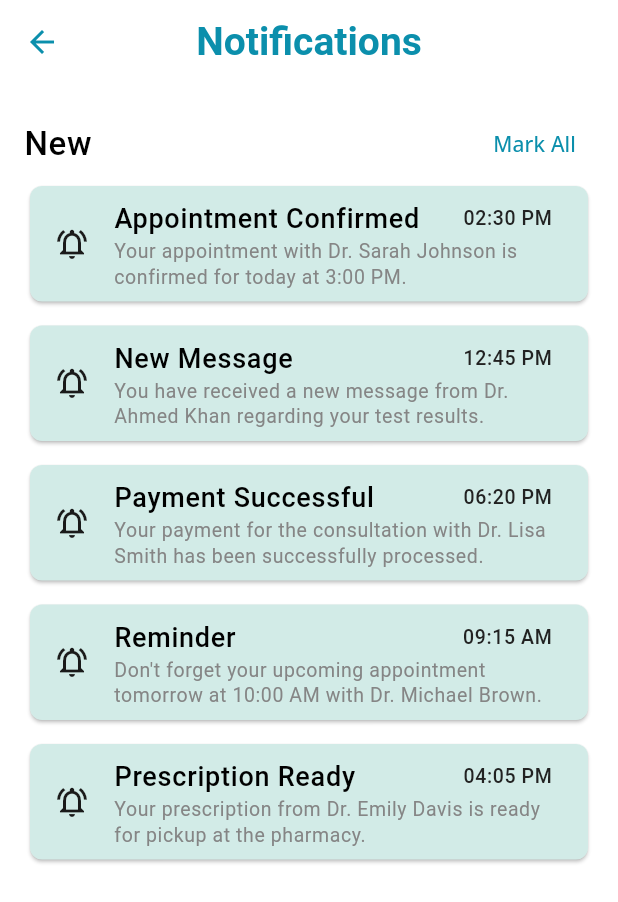
After one commit to Shougotmollik/DocLink, a Flutter app: the NotificationScreen screen opened by its route, on a phone screen of 412 x 824 dp. The commit adds this screen. Shown: the top 902 px of the screen. Run offline on Flutter 3.47's test engine with Material 3 defaults, Android fonts, the light colour scheme and no system bars; our stand-ins replace carousel_slider, flutter_svg, get, google_fonts.

Commit message:
- design Notifications screen

```diff
--- a/lib/controller_binder.dart
+++ b/lib/controller_binder.dart
@@ -2,6 +2,7 @@ import 'package:doclink/controllers/auth_controller.dart';
 import 'package:doclink/controllers/doctor_appointment_controller.dart';
 import 'package:doclink/controllers/home_controller.dart';
 import 'package:doclink/controllers/nav_bar_controller.dart';
+import 'package:doclink/controllers/notification_controller.dart';
 import 'package:doclink/controllers/payment_controller.dart';
 import 'package:doclink/controllers/profile_controller.dart';
 import 'package:get/get.dart';
@@ -17,5 +18,6 @@ class ControllerBinder extends Bindings {
       () => DoctorAppointmentController(),
     );
     Get.lazyPut<PaymentController>(() => PaymentController());
+    Get.lazyPut<NotificationController>(() => NotificationController());
   }
 }
--- /dev/null
+++ b/lib/controllers/notification_controller.dart
@@ -0,0 +1,37 @@
+import 'package:doclink/views/notifications/model/notification_model.dart';
+import 'package:get/get.dart';
+
+class NotificationController extends GetxController {
+  final List<NotificationModel> notifications = [
+    NotificationModel(
+      title: "Appointment Confirmed",
+      message:
+          "Your appointment with Dr. Sarah Johnson is confirmed for today at 3:00 PM.",
+      createdAt: "02:30 PM",
+    ),
+    NotificationModel(
+      title: "New Message",
+      message:
+          "You have received a new message from Dr. Ahmed Khan regarding your test results.",
+      createdAt: "12:45 PM",
+    ),
+    NotificationModel(
+      title: "Payment Successful",
+      message:
+          "Your payment for the consultation with Dr. Lisa Smith has been successfully processed.",
+      createdAt: "06:20 PM",
+    ),
+    NotificationModel(
+      title: "Reminder",
+      message:
+          "Don't forget your upcoming appointment tomorrow at 10:00 AM with Dr. Michael Brown.",
+      createdAt: "09:15 AM",
+    ),
+    NotificationModel(
+      title: "Prescription Ready",
+      message:
+          "Your prescription from Dr. Emily Davis is ready for pickup at the pharmacy.",
+      createdAt: "04:05 PM",
+    ),
+  ];
+}
--- a/lib/routes/app_routes.dart
+++ b/lib/routes/app_routes.dart
@@ -9,6 +9,7 @@ import 'package:doclink/views/auth/splash_screen.dart';
 import 'package:doclink/views/home/doctor_details_list.dart';
 import 'package:doclink/views/home/doctor_list_screen.dart';
 import 'package:doclink/views/main_nav_bar/main_nav_bar_screen.dart';
+import 'package:doclink/views/notifications/notification_screen.dart';
 import 'package:doclink/views/payment/payment_method_screen.dart';
 import 'package:get/get.dart';
 
@@ -30,6 +31,12 @@ class AppRoutes {
     GetPage(
       name: RouteNames.mainNavBarScreen,
       page: () => const MainNavBarScreen(),
+      transition: Transition.fadeIn,
+      binding: ControllerBinder(),
+    ),
+    GetPage(
+      name: RouteNames.notificationScreen,
+      page: () => const NotificationScreen(),
       transition: Transition.fadeIn,
       binding: ControllerBinder(),
     ),
--- a/lib/routes/route_names.dart
+++ b/lib/routes/route_names.dart
@@ -4,6 +4,7 @@ class RouteNames {
   static String signUpScreen = '/signUpScreen';
 
   static String mainNavBarScreen = '/mainNavBarScreen';
+  static String notificationScreen = '/notificationScreen';
   static String doctorListScreen = '/doctorListScreen';
   static String appointmentScreen = '/appointmentScreen';
   static String doctorDetailScreen = '/doctorDetailScreen';
--- a/lib/views/home/widgets/custom_home_app_bar.dart
+++ b/lib/views/home/widgets/custom_home_app_bar.dart
@@ -1,6 +1,8 @@
+import 'package:doclink/routes/route_names.dart';
 import 'package:doclink/utils/app_assets.dart';
 import 'package:doclink/widgets/custom_circle_avatar.dart';
 import 'package:flutter/material.dart';
+import 'package:get/get.dart';
 
 class CustomHomeAppBar extends StatelessWidget implements PreferredSizeWidget {
   const CustomHomeAppBar({super.key});
@@ -21,7 +23,9 @@ class CustomHomeAppBar extends StatelessWidget implements PreferredSizeWidget {
         subtitle: const Text('Shougot Mollik'),
         subtitleTextStyle: textTheme.bodyLarge?.copyWith(fontSize: 18),
         trailing: IconButton(
-          onPressed: () {},
+          onPressed: () {
+            Get.toNamed(RouteNames.notificationScreen);
+          },
           icon: const Icon(Icons.notifications_none_outlined),
         ),
       ),
--- /dev/null
+++ b/lib/views/notifications/model/notification_model.dart
@@ -0,0 +1,11 @@
+class NotificationModel {
+  final String title;
+  final String message;
+  final String createdAt;
+
+  NotificationModel({
+    required this.title,
+    required this.message,
+    required this.createdAt,
+  });
+}
--- /dev/null
+++ b/lib/views/notifications/notification_screen.dart
@@ -0,0 +1,43 @@
+import 'package:doclink/controllers/notification_controller.dart';
+import 'package:doclink/views/notifications/widgets/notification_card.dart';
+import 'package:doclink/widgets/custom_app_bar.dart';
+import 'package:flutter/material.dart';
+import 'package:get/get.dart';
+
+class NotificationScreen extends StatelessWidget {
+  const NotificationScreen({super.key});
+
+  @override
+  Widget build(BuildContext context) {
+    final NotificationController controller =
+        Get.find<NotificationController>();
+    final textTheme = Theme.of(context).textTheme;
+    return Scaffold(
+      appBar: const CustomAppBar(titleText: 'Notifications'),
+      body: Padding(
+        padding: const EdgeInsets.all(16.0),
+        child: Column(
+          children: [
+            Row(
+              mainAxisAlignment: MainAxisAlignment.spaceBetween,
+              children: [
+                Text('New', style: textTheme.bodyLarge),
+                TextButton(onPressed: () {}, child: const Text('Mark All')),
+              ],
+            ),
+
+            Expanded(
+              child: ListView.separated(
+                separatorBuilder: (context, index) => const SizedBox(height: 8),
+                itemCount: controller.notifications.length,
+                itemBuilder: (context, index) => NotificationCard(
+                  notification: controller.notifications[index],
+                ),
+              ),
+            ),
+          ],
+        ),
+      ),
+    );
+  }
+}
--- /dev/null
+++ b/lib/views/notifications/widgets/notification_card.dart
@@ -0,0 +1,39 @@
+import 'package:doclink/theme/app_colors.dart';
+import 'package:doclink/views/notifications/model/notification_model.dart';
+import 'package:flutter/material.dart';
+
+class NotificationCard extends StatelessWidget {
+  final NotificationModel notification;
+
+  const NotificationCard({super.key, required this.notification});
+
+  @override
+  Widget build(BuildContext context) {
+    final textTheme = Theme.of(context).textTheme;
+    return Card(
+      color: AppColors.background,
+      shape: RoundedRectangleBorder(
+        borderRadius: BorderRadiusGeometry.circular(8),
+      ),
+      child: ListTile(
+        leading: const Icon(Icons.notifications_active_outlined),
+        title: Row(
+          mainAxisAlignment: MainAxisAlignment.spaceBetween,
+          children: [
+            Text(notification.title),
+            Text(
+              notification.createdAt,
+              style: textTheme.bodySmall?.copyWith(
+                color: AppColors.onBackground,
+                fontWeight: FontWeight.w500,
+              ),
+            ),
+          ],
+        ),
+        titleTextStyle: textTheme.bodyLarge?.copyWith(fontSize: 18),
+        subtitle: Text(notification.message),
+        subtitleTextStyle: textTheme.bodySmall,
+      ),
+    );
+  }
+}
```
